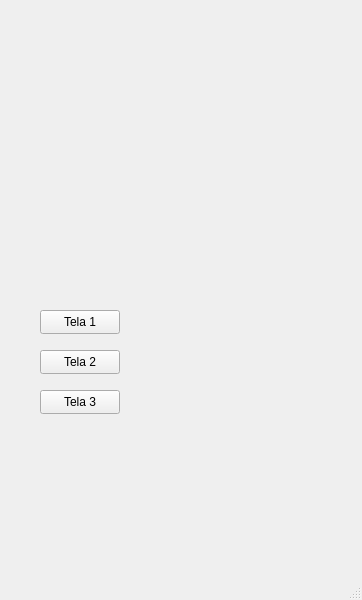
The window that mainwindow.ui (rdalmarco/ddm) describes before a commit, drawn with Qt 5.
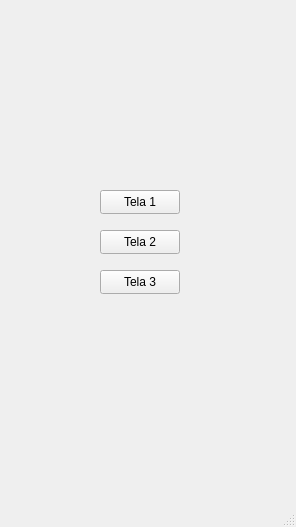
The same window after the commit.

What changed in the file:
```diff
--- a/mainwindow.ui
+++ b/mainwindow.ui
@@ -6,8 +6,8 @@
    <rect>
     <x>0</x>
     <y>0</y>
-    <width>362</width>
-    <height>600</height>
+    <width>296</width>
+    <height>527</height>
    </rect>
   </property>
   <property name="windowTitle">
@@ -17,8 +17,8 @@
    <widget class="QPushButton" name="pushButton_1">
     <property name="geometry">
      <rect>
-      <x>40</x>
-      <y>310</y>
+      <x>100</x>
+      <y>190</y>
       <width>80</width>
       <height>24</height>
      </rect>
@@ -30,8 +30,8 @@
    <widget class="QPushButton" name="pushButton_2">
     <property name="geometry">
      <rect>
-      <x>40</x>
-      <y>350</y>
+      <x>100</x>
+      <y>230</y>
       <width>80</width>
       <height>24</height>
      </rect>
@@ -43,8 +43,8 @@
    <widget class="QPushButton" name="pushButton_3">
     <property name="geometry">
      <rect>
-      <x>40</x>
-      <y>390</y>
+      <x>100</x>
+      <y>270</y>
       <width>80</width>
       <height>24</height>
      </rect>
```
Left out of the diff: 2 changed lines with no effect on the pictures.
